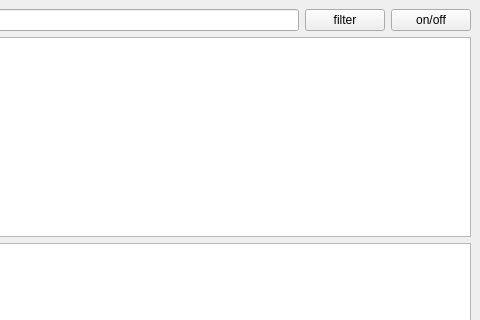
Old version of the form ui.ui in the repository tianxianbaobao/shaniffer; both pictures show x 246 to 726 and y 0 to 320 of the 726 by 732 pixel window.
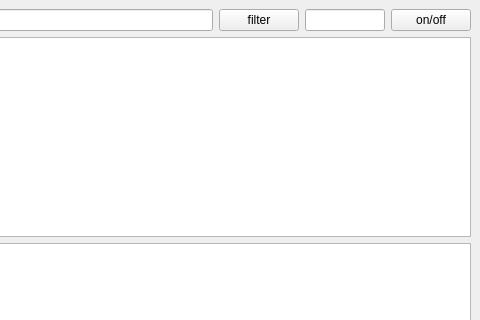
New version of the form.

What changed in the file:
```diff
--- a/ui.ui
+++ b/ui.ui
@@ -29,6 +29,16 @@
           </property>
          </widget>
         </item>
+        <item>
+         <widget class="QLineEdit" name="adp">
+          <property name="maximumSize">
+           <size>
+            <width>80</width>
+            <height>16777215</height>
+           </size>
+          </property>
+         </widget>
+        </item>
         <item>
          <widget class="QPushButton" name="on_off">
           <property name="text">
```
